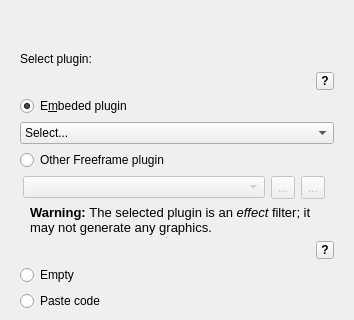
markus-wa/glmixer-mirror, file src/FFGLSourceCreationDialog.ui: the form before one commit; both pictures show x 0 to 354 and y 220 to 540 of the 354 by 686 pixel window.
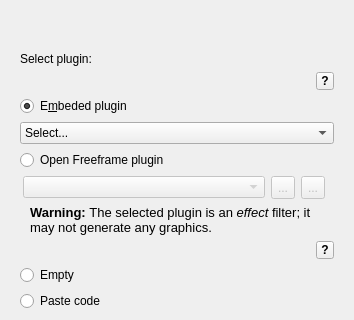
The form after the commit. Icons and pictures are not drawn. Custom widgets are drawn as their Qt base class.

Commit message: Reference all plugin (FreeFrame & Shadertoy) as GPU Plugin in GUI, labels and icons.

Diff of the .ui file:
```diff
--- a/src/FFGLSourceCreationDialog.ui
+++ b/src/FFGLSourceCreationDialog.ui
@@ -142,7 +142,7 @@
       <item>
        <widget class="QRadioButton" name="freeframeFilePlugin">
         <property name="text">
-         <string>Other Freeframe plugin</string>
+         <string>Open Freeframe plugin</string>
         </property>
        </widget>
       </item>
```
Left out of the diff: 2 changed lines with no effect on the pictures. The commit also changes 9 other files.
